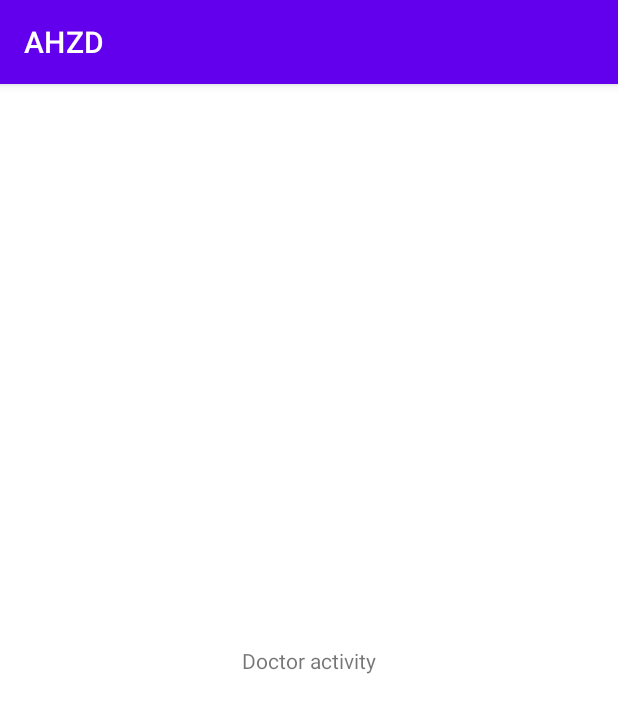
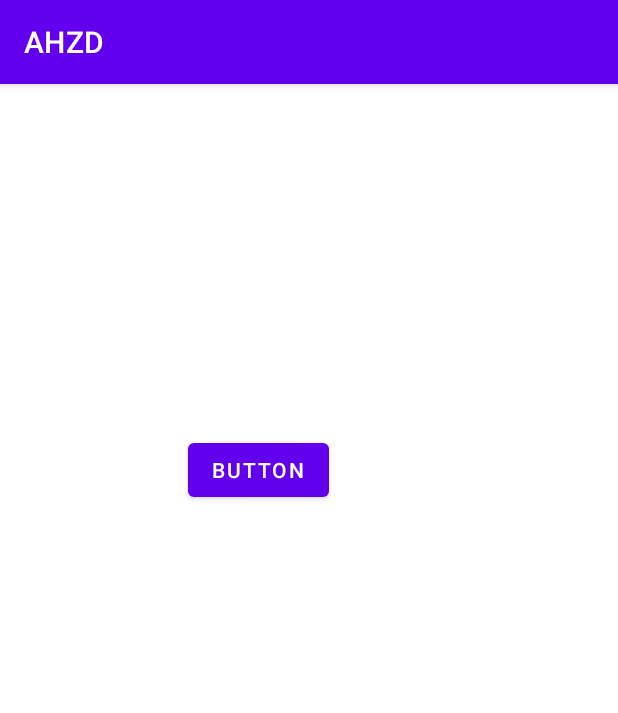
Before and after one commit to adamheinrich-oke/Hospital_App, an Android app: the DoctorActivity screen opened directly, with no data from a screen before it, on a phone screen of 412 x 824 dp. Shown: the top 713 px of the screen. Run offline under Robolectric (Android 15) with nearby library versions, the phone set to English and light mode, and no system bars.

Commit message:
a lot of things...

```diff
--- /dev/null
+++ b/app/src/main/java/com/example/ahzd/doctoractivity/doctorfragment/DoctorFragment.kt
@@ -0,0 +1,7 @@
+package com.example.ahzd.doctoractivity.doctorfragment
+
+import androidx.fragment.app.Fragment
+import com.example.ahzd.R
+
+class DoctorFragment:Fragment(R.layout.doctorfragment) {
+}
--- /dev/null
+++ b/app/src/main/java/com/example/ahzd/doctoractivity/viewmodel/ViewModelModule.kt
@@ -0,0 +1,4 @@
+package com.example.ahzd.doctoractivity.viewmodel
+
+class ViewModelModule {
+}
--- a/app/src/main/res/layout/activity_doctor.xml
+++ b/app/src/main/res/layout/activity_doctor.xml
@@ -6,13 +6,11 @@
     android:layout_height="match_parent"
     tools:context=".doctoractivity.DoctorActivity">
 
-    <TextView
-        android:id="@+id/textView3"
-        android:layout_width="wrap_content"
-        android:layout_height="wrap_content"
-        android:text="Doctor activity"
-        app:layout_constraintBottom_toBottomOf="parent"
-        app:layout_constraintEnd_toEndOf="parent"
-        app:layout_constraintStart_toStartOf="parent"
-        app:layout_constraintTop_toTopOf="parent" />
+    <fragment
+        android:id="@+id/myNavHostFragment"
+        android:name="androidx.navigation.fragment.NavHostFragment"
+        android:layout_width="match_parent"
+        android:layout_height="match_parent"
+        app:defaultNavHost="true"
+        app:navGraph="@navigation/navigationdoctor" />
 </androidx.constraintlayout.widget.ConstraintLayout>
--- /dev/null
+++ b/app/src/main/res/layout/doctorfragment.xml
@@ -0,0 +1,17 @@
+<?xml version="1.0" encoding="utf-8"?>
+<androidx.constraintlayout.widget.ConstraintLayout xmlns:android="http://schemas.android.com/apk/res/android"
+    xmlns:app="http://schemas.android.com/apk/res-auto"
+    xmlns:tools="http://schemas.android.com/tools"
+    android:layout_width="match_parent"
+    android:layout_height="match_parent">
+
+    <Button
+        android:id="@+id/button"
+        android:layout_width="wrap_content"
+        android:layout_height="wrap_content"
+        android:layout_marginStart="125dp"
+        android:layout_marginTop="233dp"
+        android:text="Button"
+        app:layout_constraintStart_toStartOf="parent"
+        app:layout_constraintTop_toTopOf="parent" />
+</androidx.constraintlayout.widget.ConstraintLayout>
--- /dev/null
+++ b/app/src/main/res/navigation/navigationdoctor.xml
@@ -0,0 +1,11 @@
+<?xml version="1.0" encoding="utf-8"?>
+<navigation xmlns:android="http://schemas.android.com/apk/res/android"
+    xmlns:app="http://schemas.android.com/apk/res-auto"
+    android:id="@+id/navigationdoctor"
+    app:startDestination="@id/doctorFragment">
+
+    <fragment
+        android:id="@+id/doctorFragment"
+        android:name="com.example.ahzd.doctoractivity.doctorfragment.DoctorFragment"
+        android:label="DoctorFragment" />
+</navigation>
```
Also changed, not shown: app/build.gradle (+14 -0 lines), app/src/main/java/com/example/App.kt (added, +17 -0 lines), app/src/main/java/com/example/ahzd/data/DataModule.kt (added, +20 -0 lines), app/src/main/java/com/example/ahzd/data/PatientsApi.kt (added, +17 -0 lines), app/src/main/java/com/example/ahzd/data/PatientsRepository.kt (added, +13 -0 lines), app/src/main/java/com/example/ahzd/di/SearchTitleScope.kt (added, +11 -0 lines), app/src/main/java/com/example/ahzd/doctoractivity/patientsdata/PatientApi.kt (added, +17 -0 lines), app/src/main/java/com/example/ahzd/doctoractivity/viewmodel/GetPatientsViewModel.kt (added, +25 -0 lines), app/src/main/java/com/example/ahzd/doctoractivity/viewmodel/ViewModelFactory.kt (added, +21 -0 lines), app/src/main/java/com/example/ahzd/doctoractivity/viewmodel/ViewModelKey.kt (added, +16 -0 lines), app/src/main/java/com/example/ahzd/model/PatientApiResponse.kt (added, +8 -0 lines), app/src/main/java/com/example/ahzd/model/PatientResponse.kt (added, +13 -0 lines).
